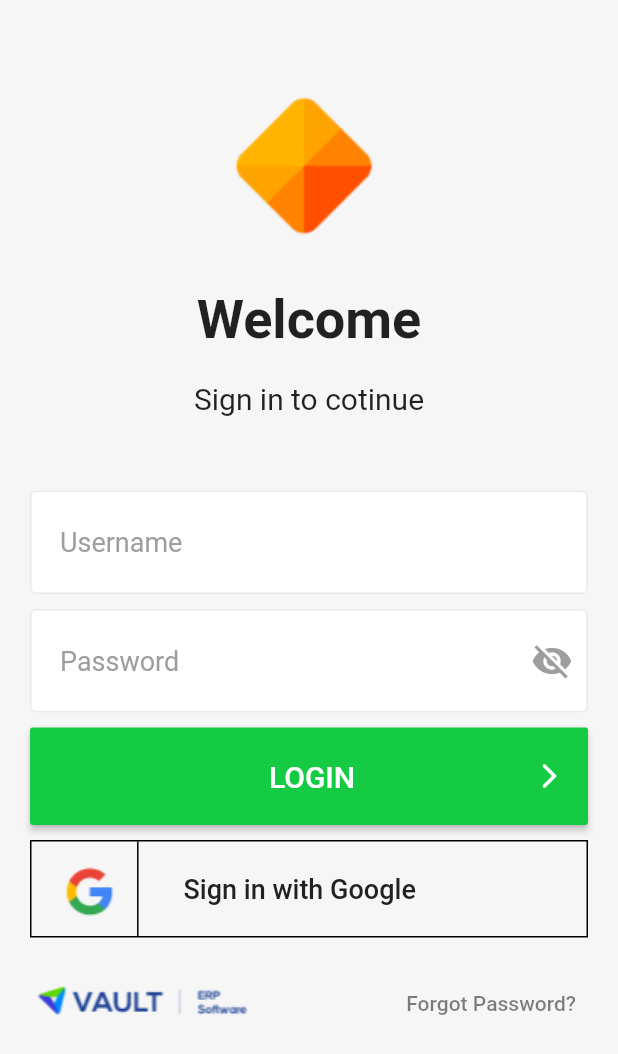
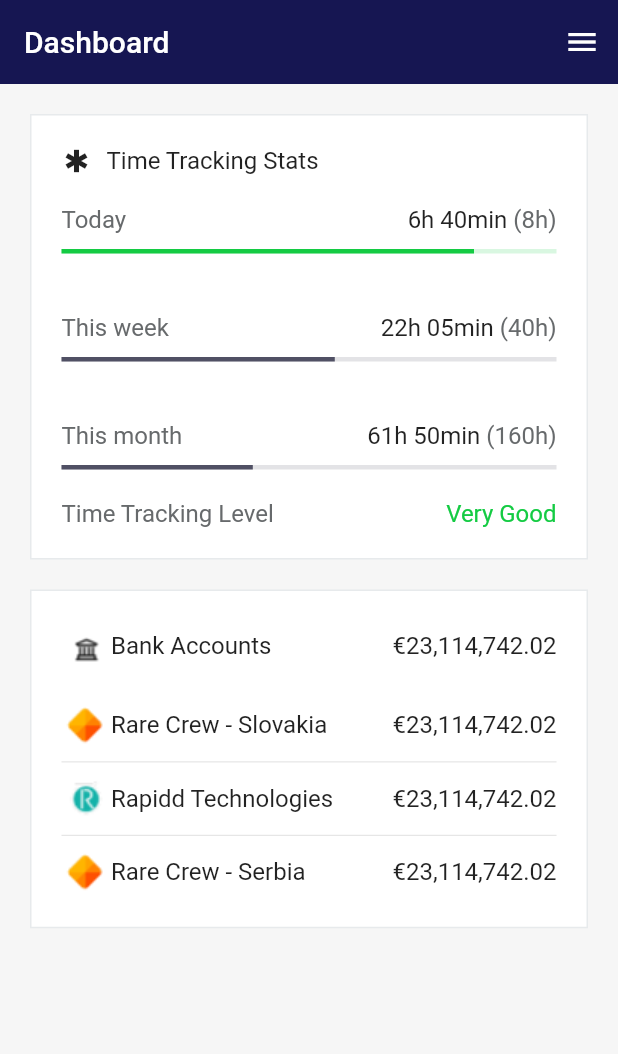
Before and after one commit to HarshsSharma/rc_ali, a Flutter app: the LoginScreen screen opened directly, after a tap on "LOGIN", on a phone screen of 412 x 824 dp. Shown: the top 1054 px of the screen. Run offline on Flutter 3.47's test engine with Material 2 defaults, Android fonts, the phone set to English and light mode, and no system bars; our stand-ins replace flutter_slidable, internet_connection_checker.

Commit message:
Responsiveness and Dashboard UI

```diff
--- /dev/null
+++ b/phone_log/lib/core/extinsions/media_query.dart
@@ -0,0 +1,21 @@
+import 'dart:math';
+
+import 'package:flutter/material.dart';
+
+extension MediaQueryExtension on BuildContext {
+  double get height => MediaQuery.of(this).size.height;
+  double get width => MediaQuery.of(this).size.width;
+  double get shortestSide => MediaQuery.of(this).size.shortestSide;
+  double get bottomViewPadding => MediaQuery.of(this).viewPadding.bottom;
+  double get bottomViewInsets => MediaQuery.of(this).viewInsets.bottom;
+  Orientation get orientation => MediaQuery.of(this).orientation;
+}
+
+class ScaleSize {
+  static double textScaleFactor(BuildContext context,
+      {double maxTextScaleFactor = 2}) {
+    final width = MediaQuery.of(context).size.width;
+    double val = (width / 1400) * maxTextScaleFactor;
+    return max(1, min(val, maxTextScaleFactor));
+  }
+}
--- /dev/null
+++ b/phone_log/lib/individual_pages/time_tracking/view/dashboard.dart
@@ -0,0 +1,253 @@
+import 'package:flutter/material.dart';
+import 'package:flutter/src/widgets/framework.dart';
+import 'package:flutter/src/widgets/placeholder.dart';
+
+import '../../../core/extinsions/media_query.dart';
+
+class DashBoard extends StatelessWidget {
+  const DashBoard({super.key});
+
+  @override
+  Widget build(BuildContext context) {
+    return Scaffold(
+      backgroundColor: const Color(0xffF6F6F6),
+      appBar: AppBar(
+        automaticallyImplyLeading: false,
+        backgroundColor: const Color(0xff161652),
+        toolbarHeight: kToolbarHeight,
+        title: const Text('Dashboard'),
+        actions: [IconButton(onPressed: () {}, icon: const Icon(Icons.menu))],
+      ),
+      body: Padding(
+        padding: const EdgeInsets.only(top: 10.0),
+        child: Column(
+          children: [
+            DashboardContainer(
+              child: Column(
+                children: [
+                  Row(
+                    children: [
+                      Icon(
+                        Icons.emergency_sharp,
+                        size: 20,
+                      ),
+                      const SizedBox(width: 10),
+                      Text(
+                        'Time Tracking Stats',
+                        textScaleFactor: ScaleSize.textScaleFactor(context),
+                        style: TextStyle(fontSize: 16),
+                      ),
+                    ],
+                  ),
+                  TimeStatsItem(
+                    hours: '6',
+                    mins: '40',
+                    label: 'Today',
+                    mainColor: Color(0xff14CB43),
+                    secondColor: Color(0xff14CB43).withOpacity(.16),
+                    target: '8',
+                    widthFactor: (6 * 60 + 40) / (8 * 60),
+                  ),
+                  TimeStatsItem(
+                    hours: '22',
+                    mins: '05',
+                    label: 'This week',
+                    mainColor: Color(0xff505064),
+                    secondColor: Color(0xff505064).withOpacity(.16),
+                    target: '40',
+                    widthFactor: (22 * 60 + 5) / (40 * 60),
+                  ),
+                  TimeStatsItem(
+                    hours: '61',
+                    mins: '50',
+                    label: 'This month',
+                    mainColor: Color(0xff505064),
+                    secondColor: Color(0xff505064).withOpacity(.16),
+                    target: '160',
+                    widthFactor: (61 * 60 + 50) / (160 * 60),
+                  ),
+                  Row(
+                    mainAxisAlignment: MainAxisAlignment.spaceBetween,
+                    children: [
+                      Text(
+                        'Time Tracking Level',
+                        textScaleFactor: ScaleSize.textScaleFactor(context),
+                        style:
+                            TextStyle(color: Color(0xff676A6C), fontSize: 16),
+                      ),
+                      Text(
+                        'Very Good',
+                        textScaleFactor: ScaleSize.textScaleFactor(context),
+                        style:
+                            TextStyle(color: Color(0xff14CB43), fontSize: 16),
+                      )
+                    ],
+                  )
+                ],
+              ),
+            ),
+            DashboardContainer(
+                child: Column(
+              children: [
+                BankAcountsItem(
+                  image: 'assets/images/bank.PNG',
+                  label: 'Bank Accounts',
+                  value: '€23,114,742.02',
+                ),
+                const SizedBox(height: 20),
+                BankAcountsItem(
+                  image: 'assets/images/rare.PNG',
+                  label: 'Rare Crew - Slovakia',
+                  value: '€23,114,742.02',
+                ),
+                const Divider(),
+                BankAcountsItem(
+                  image: 'assets/images/r.PNG',
+                  label: 'Rapidd Technologies',
+                  value: '€23,114,742.02',
+                ),
+                const Divider(),
+                BankAcountsItem(
+                  image: 'assets/images/rare.PNG',
+                  label: 'Rare Crew - Serbia',
+                  value: '€23,114,742.02',
+                ),
+              ],
+            ))
+          ],
+        ),
+      ),
+    );
+  }
+}
+
+class BankAcountsItem extends StatelessWidget {
+  final String image;
+  final String value;
+  final String label;
+  const BankAcountsItem({
+    super.key,
+    required this.image,
+    required this.value,
+    required this.label,
+  });
+
+  @override
+  Widget build(BuildContext context) {
+    return Row(
+      crossAxisAlignment: CrossAxisAlignment.center,
+      children: [
+        Image.asset(
+          image,
+          width: context.height * .04,
+          height: context.height * .04,
+        ),
+        Text(
+          label,
+          textScaleFactor: ScaleSize.textScaleFactor(context),
+          style: TextStyle(
+            fontSize: 16,
+          ),
+        ),
+        const Spacer(),
+        Text(
+          value,
+          textScaleFactor: ScaleSize.textScaleFactor(context),
+          style: TextStyle(
+            fontSize: 16,
+          ),
+        ),
+      ],
+    );
+  }
+}
+
+class TimeStatsItem extends StatelessWidget {
+  final String label;
+  final String hours;
+  final String mins;
+  final String target;
+  final double widthFactor;
+  final Color mainColor;
+  final Color secondColor;
+  const TimeStatsItem({
+    super.key,
+    required this.label,
+    required this.target,
+    required this.widthFactor,
+    required this.hours,
+    required this.mins,
+    required this.mainColor,
+    required this.secondColor,
+  });
+
+  @override
+  Widget build(BuildContext context) {
+    return Padding(
+      padding: const EdgeInsets.symmetric(vertical: 20),
+      child: Column(
+        children: [
+          Row(
+            children: [
+              Text(
+                label,
+                textScaleFactor: ScaleSize.textScaleFactor(context),
+                style: TextStyle(color: Color(0xff676A6C), fontSize: 16),
+              ),
+              const Spacer(),
+              Text(
+                '${hours}h ${mins}min',
+                textScaleFactor: ScaleSize.textScaleFactor(context),
+                style: TextStyle(fontSize: 16),
+              ),
+              Text(
+                ' (${target}h)',
+                textScaleFactor: ScaleSize.textScaleFactor(context),
+                style: TextStyle(fontSize: 16, color: Color(0xff676A6C)),
+              ),
+            ],
+          ),
+          Stack(
+            children: [
+              Container(
+                margin: EdgeInsets.only(top: 10),
+                width: double.infinity,
+                color: secondColor,
+                height: 3,
+              ),
+              LayoutBuilder(builder: (context, cons) {
+                return Container(
+                  margin: EdgeInsets.only(top: 10),
+                  height: 3,
+                  width: widthFactor * cons.maxWidth,
+                  color: mainColor,
+                );
+              }),
+            ],
+          ),
+        ],
+      ),
+    );
+  }
+}
+
+class DashboardContainer extends StatelessWidget {
+  final Widget child;
+  const DashboardContainer({
+    super.key,
+    required this.child,
+  });
+
+  @override
+  Widget build(BuildContext context) {
+    return Container(
+      padding: EdgeInsets.all(20),
+      margin: EdgeInsets.symmetric(horizontal: 20, vertical: 10),
+      decoration: BoxDecoration(
+        color: Colors.white,
+        border: Border.all(color: Color(0xffE7EAEC)),
+      ),
+      child: child,
+    );
+  }
+}
--- a/phone_log/lib/individual_pages/time_tracking/view/login_screen.dart
+++ b/phone_log/lib/individual_pages/time_tracking/view/login_screen.dart
@@ -1,5 +1,7 @@
 import 'package:flutter/material.dart';
+import 'package:phone_log/core/extinsions/media_query.dart';
 import 'package:phone_log/individual_pages/time_tracking/controller/authController.dart';
+import 'package:phone_log/individual_pages/time_tracking/view/dashboard.dart';
 import 'package:provider/provider.dart';
 
 class LoginScreen extends StatelessWidget {
@@ -11,7 +13,7 @@
       resizeToAvoidBottomInset: true,
       backgroundColor: const Color(0xffF6F6F6),
       body: Padding(
-        padding: const EdgeInsets.symmetric(horizontal: 20),
+        padding: EdgeInsets.symmetric(horizontal: context.width * .05),
         child: SingleChildScrollView(
           controller: context.read<AuthViewModel>().loginScroll,
           child: Container(
@@ -19,16 +21,18 @@
             child: Column(
                 crossAxisAlignment: CrossAxisAlignment.center,
                 children: [
-                  const SizedBox(height: 50),
+                  SizedBox(height: context.height * .05),
                   Image.asset('assets/images/rareCrewLogo.PNG'),
                   const SizedBox(height: 30),
                   Text(
                     'Welcome',
+                    textScaleFactor: ScaleSize.textScaleFactor(context),
                     style: TextStyle(fontSize: 36, fontWeight: FontWeight.bold),
                   ),
                   const SizedBox(height: 20),
                   Text(
                     'Sign in to cotinue',
+                    textScaleFactor: ScaleSize.textScaleFactor(context),
                     style:
                         TextStyle(fontSize: 20, fontWeight: FontWeight.normal),
                   ),
@@ -60,7 +64,13 @@
                   MaterialButton(
                     key: context.read<AuthViewModel>().loginButtonKey,
                     height: 65,
-                    onPressed: () {},
+                    onPressed: () {
+                      Navigator.push(
+                          context,
+                          MaterialPageRoute(
+                            builder: (context) => DashBoard(),
+                          ));
+                    },
                     color: Color(0xff14CB43),
                     child: Row(
                       mainAxisAlignment: MainAxisAlignment.spaceBetween,
@@ -71,6 +81,7 @@
                         ),
                         Text(
                           'LOGIN',
+                          textScaleFactor: ScaleSize.textScaleFactor(context),
                           style: TextStyle(color: Colors.white, fontSize: 20),
                         ),
                         Icon(
@@ -100,6 +111,7 @@
                               child: Image.asset('assets/images/google.PNG')),
                           Text(
                             'Sign in with Google',
+                            textScaleFactor: ScaleSize.textScaleFactor(context),
                             style: TextStyle(
                                 color: Color(0xff212121), fontSize: 18),
                           ),
@@ -116,6 +128,7 @@
                           onPressed: () {},
                           child: Text(
                             'Forgot Password?',
+                            textScaleFactor: ScaleSize.textScaleFactor(context),
                             style:
                                 TextStyle(color: Color.fromRGBO(0, 0, 0, .5)),
                           ))
@@ -150,7 +163,8 @@
   Widget build(BuildContext context) {
     return TextFormField(
       scrollPadding: EdgeInsets.only(
-          bottom: MediaQuery.of(context).viewInsets.bottom + 200),
+          bottom:
+              MediaQuery.of(context).viewInsets.bottom + context.height * .25),
       textInputAction: keyboardButton,
       onTap: onTap,
       obscureText: isPassword,
--- a/phone_log/lib/main.dart
+++ b/phone_log/lib/main.dart
@@ -8,6 +8,7 @@
 
 import 'individual_pages/time_tracking/controller/authController.dart';
 import 'individual_pages/time_tracking/view/login_screen.dart';
+import 'individual_pages/time_tracking/view/time_tracking.dart';
 
 void main() async {
   WidgetsFlutterBinding.ensureInitialized();
@@ -52,8 +53,8 @@
           scaffoldBackgroundColor: AppColors.scaffoldBG,
           primarySwatch: Colors.blue,
         ),
-        //home: const TimeTracking(),
-        home: const LoginScreen(),
+        home: const TimeTracking(),
+        //home: const LoginScreen(),
         // onGenerateRoute: appRouter.onGenerateRoute,
       ),
     );
```
Also changed, not shown: phone_log/assets/images/bank.PNG (added), phone_log/assets/images/r.PNG (added), phone_log/assets/images/rare.PNG (added).
